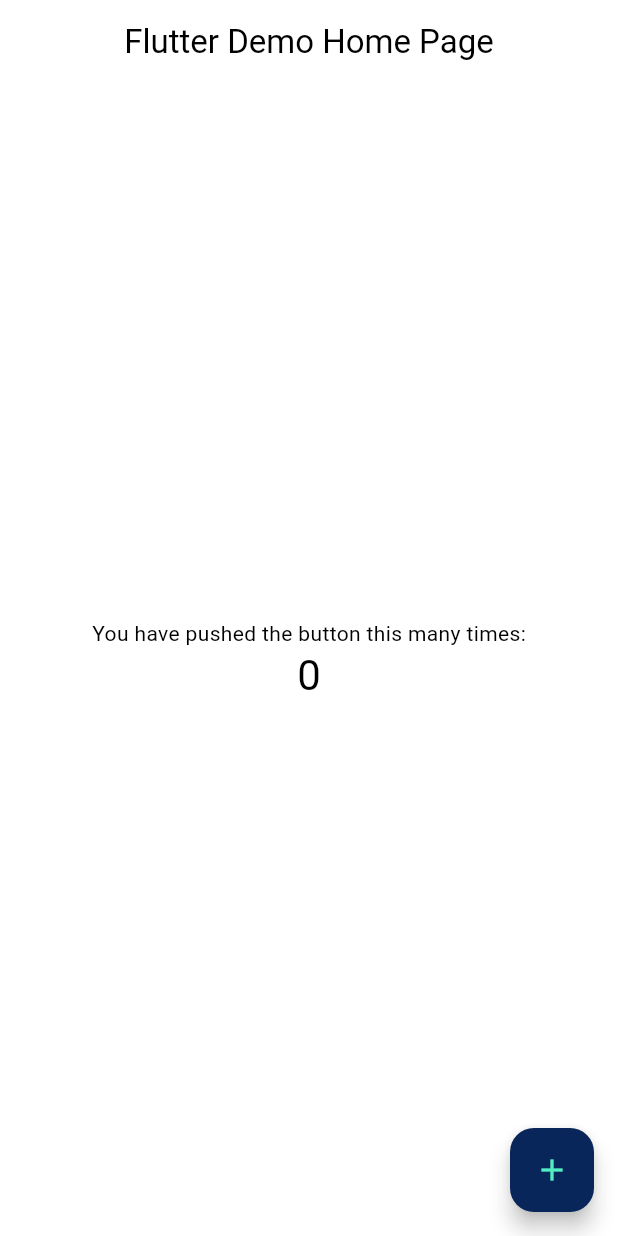
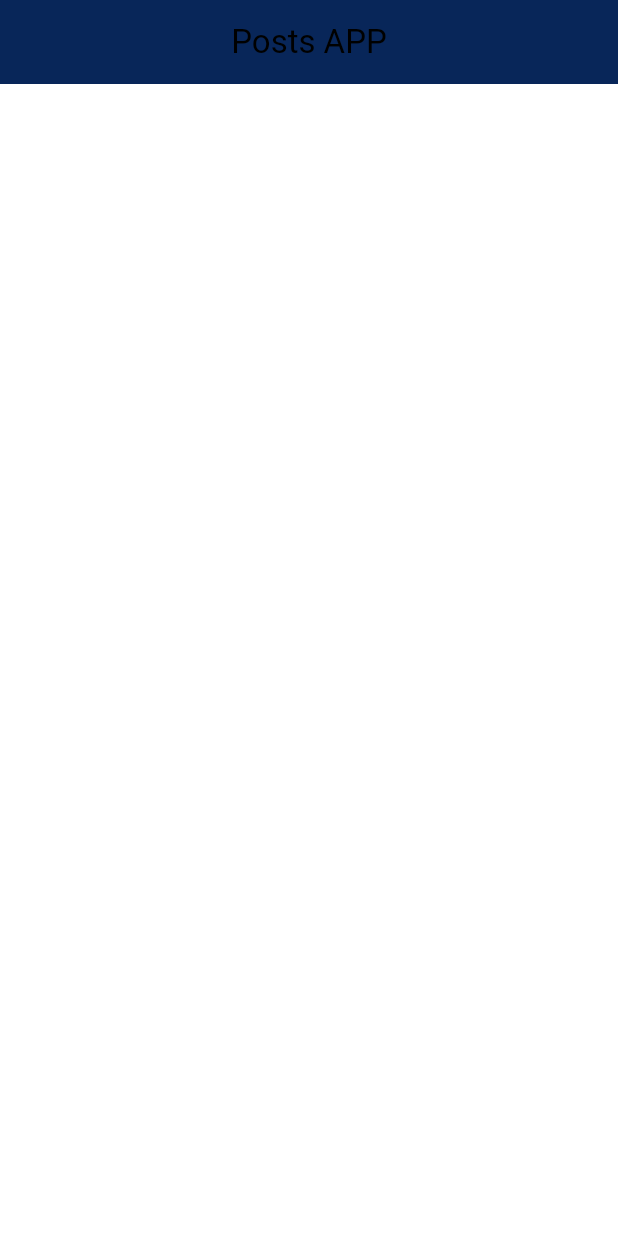
Before and after one commit to AhmedBelal31/Posts-App-Clean-Architecture, a Flutter app: the screen it shows after launch, on a phone screen of 412 x 824 dp. Run offline on Flutter 3.47's test engine with Material 3 defaults, Android fonts, the phone set to English and light mode, and no system bars; our stand-ins replace bloc, dartz, equatable, flutter_bloc, get_it, internet_connection_checker and 1 more.

Commit message:
fix issues

```diff
--- a/lib/core/app_theme.dart
+++ b/lib/core/app_theme.dart
@@ -4,7 +4,7 @@ const primaryColor = Color(0xff082659);
 const secondaryColor = Color(0xff51eec2);
 
 final appTheme = ThemeData(
-  useMaterial3: true,
+  // useMaterial3: true,
   appBarTheme: const AppBarTheme(
     backgroundColor: primaryColor,
     centerTitle: true,
--- a/lib/core/web_services/web_services.dart
+++ b/lib/core/services/web_services/web_services.dart
@@ -1,10 +1,10 @@
 import 'dart:async';
 import 'dart:convert';
-import 'dart:nativewrappers/_internal/vm/lib/convert_patch.dart';
 import 'package:dartz/dartz.dart';
 import 'package:http/http.dart' as http;
-import '../constants/api_constants.dart';
-import '../error/exceptions.dart';
+import '../../constants/api_constants.dart';
+import '../../error/exceptions.dart';
+
 
 class WebServices {
   var client = http.Client();
--- a/lib/features/posts/presentation/controller/posts_bloc/posts_bloc.dart
+++ b/lib/features/posts/presentation/controller/posts_bloc/posts_bloc.dart
@@ -23,6 +23,7 @@ class PostsBloc extends Bloc<PostsEvent, PostsState> {
             emit(
                 PostsFailureState(errorMessage: _mapFailureToMessage(failure)));
           }, (posts) {
+            print(posts);
             emit(PostsSuccessState(posts: posts));
           });
         }
--- /dev/null
+++ b/lib/features/posts/presentation/screens/home_screen.dart
@@ -0,0 +1,15 @@
+import 'package:flutter/material.dart';
+
+class HomeScreen extends StatelessWidget {
+  const HomeScreen({super.key});
+
+  @override
+  Widget build(BuildContext context) {
+    return  Scaffold(
+      appBar:AppBar(
+        title: const Text('Posts APP'),
+        centerTitle: true,
+      ),
+    );
+  }
+}
--- a/lib/main.dart
+++ b/lib/main.dart
@@ -1,110 +1,34 @@
 import 'package:flutter/material.dart';
+import 'package:posts_app_clean_architecture/features/posts/presentation/controller/posts_bloc/posts_bloc.dart';
+import 'package:flutter_bloc/flutter_bloc.dart';
+import 'core/app_theme.dart';
+import 'core/services/service_locator/service_locator.dart';
+import 'features/posts/presentation/screens/home_screen.dart';
 
-import 'core/app_theme.dart';
-
-void main() {
+void main() async {
+  WidgetsFlutterBinding.ensureInitialized();
+ await setupServiceLocator();
   runApp(const PostsApp());
 }
 
 class PostsApp extends StatelessWidget {
   const PostsApp({super.key});
 
-  // This widget is the root of your application.
   @override
   Widget build(BuildContext context) {
-    return MaterialApp(
-      title: 'Posts APP',
-      theme: appTheme,
-      debugShowCheckedModeBanner: false,
-      home: const MyHomePage(title: 'Flutter Demo Home Page'),
+    return MultiBlocProvider(
+      providers: [
+        BlocProvider(
+          create: (context) => sl.get<PostsBloc>(),
+          lazy: false,
+        ),
+      ],
+      child: MaterialApp(
+        title: 'Posts APP',
+        theme: appTheme,
+        debugShowCheckedModeBanner: false,
+        home: const HomeScreen(),
+      ),
     );
   }
 }
-
-class MyHomePage extends StatefulWidget {
-  const MyHomePage({super.key, required this.title});
-
-  // This widget is the home page of your application. It is stateful, meaning
-  // that it has a State object (defined below) that contains fields that affect
-  // how it looks.
-
-  // This class is the configuration for the state. It holds the values (in this
-  // case the title) provided by the parent (in this case the App widget) and
-  // used by the build method of the State. Fields in a Widget subclass are
-  // always marked "final".
-
-  final String title;
-
-  @override
-  State<MyHomePage> createState() => _MyHomePageState();
-}
-
-class _MyHomePageState extends State<MyHomePage> {
-  int _counter = 0;
-
-  void _incrementCounter() {
-    setState(() {
-      // This call to setState tells the Flutter framework that something has
-      // changed in this State, which causes it to rerun the build method below
-      // so that the display can reflect the updated values. If we changed
-      // _counter without calling setState(), then the build method would not be
-      // called again, and so nothing would appear to happen.
-      _counter++;
-    });
-  }
-
-  @override
-  Widget build(BuildContext context) {
-    // This method is rerun every time setState is called, for instance as done
-    // by the _incrementCounter method above.
-    //
-    // The Flutter framework has been optimized to make rerunning build methods
-    // fast, so that you can just rebuild anything that needs updating rather
-    // than having to individually change instances of widgets.
-    return Scaffold(
-      appBar: AppBar(
-        // TRY THIS: Try changing the color here to a specific color (to
-        // Colors.amber, perhaps?) and trigger a hot reload to see the AppBar
-        // change color while the other colors stay the same.
-        backgroundColor: Theme.of(context).colorScheme.inversePrimary,
-        // Here we take the value from the MyHomePage object that was created by
-        // the App.build method, and use it to set our appbar title.
-        title: Text(widget.title),
-      ),
-      body: Center(
-        // Center is a layout widget. It takes a single child and positions it
-        // in the middle of the parent.
-        child: Column(
-          // Column is also a layout widget. It takes a list of children and
-          // arranges them vertically. By default, it sizes itself to fit its
-          // children horizontally, and tries to be as tall as its parent.
-          //
-          // Column has various properties to control how it sizes itself and
-          // how it positions its children. Here we use mainAxisAlignment to
-          // center the children vertically; the main axis here is the vertical
-          // axis because Columns are vertical (the cross axis would be
-          // horizontal).
-          //
-          // TRY THIS: Invoke "debug painting" (choose the "Toggle Debug Paint"
-          // action in the IDE, or press "p" in the console), to see the
-          // wireframe for each widget.
-          mainAxisAlignment: MainAxisAlignment.center,
-          children: <Widget>[
-            const Text(
-              'You have pushed the button this many times:',
-            ),
-            Text(
-              '$_counter',
-              style: Theme.of(context).textTheme.headlineMedium,
-            ),
-          ],
-        ),
-      ),
-      floatingActionButton: FloatingActionButton(
-        onPressed: _incrementCounter,
-        tooltip: 'Increment',
-        child: const Icon(Icons.add),
-      ), // This trailing comma makes auto-formatting nicer for build methods.
-    );
-  }
-}
--- a/pubspec.yaml
+++ b/pubspec.yaml
@@ -36,6 +36,7 @@ dependencies:
   # Use with the CupertinoIcons class for iOS style icons.
   cupertino_icons: ^1.0.6
   # Bloc for state management
+  bloc: ^8.1.3
   flutter_bloc: ^8.1.4
   # Functional programming things
   dartz: ^0.10.1
@@ -59,7 +60,7 @@ dev_dependencies:
   # activated in the `analysis_options.yaml` file located at the root of your
   # package. See that file for information about deactivating specific lint
   # rules and activating additional ones.
-  flutter_lints: ^3.0.0
+  flutter_lints: ^3.0.1
 
 # For information on the generic Dart part of this file, see the
 # following page: https://dart.dev/tools/pub/pubspec
```
Also changed, not shown: lib/features/posts/data/data_sources/posts_remote_data_source.dart (+3 -5 lines), pubspec.lock.
